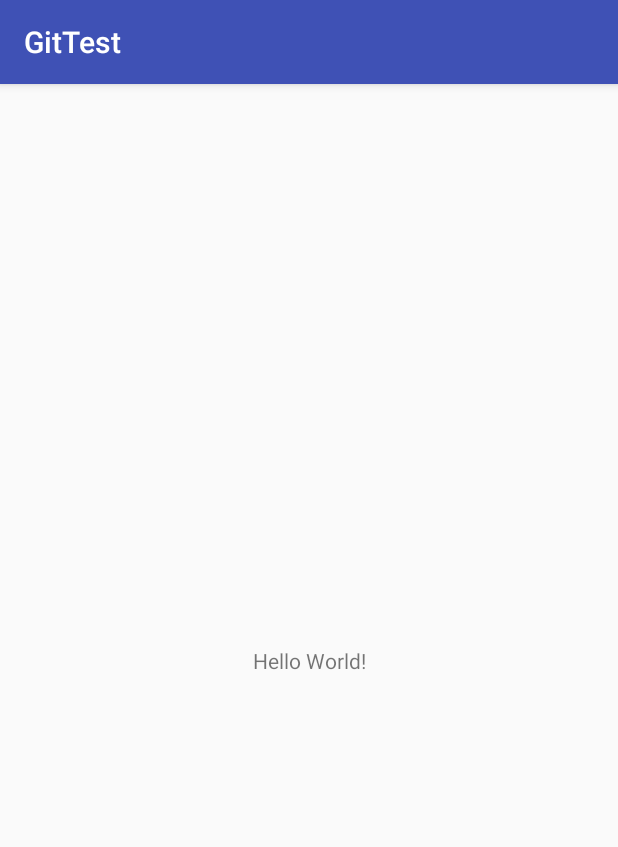
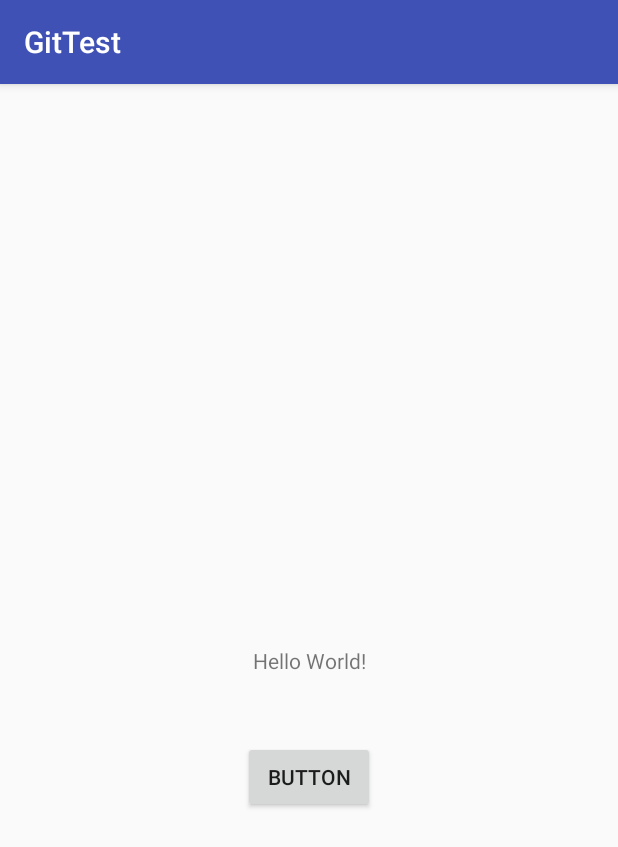
Before and after one commit to IbrahimZayed/GitTest, an Android app: the screen it shows after launch (MainActivity), on a phone screen of 412 x 824 dp. Shown: the top 847 px of the screen. Run offline under Robolectric (Android 15) with nearby library versions, the phone set to English and light mode, and no system bars.

Commit message:
added button

```diff
--- a/app/src/main/res/layout/activity_main.xml
+++ b/app/src/main/res/layout/activity_main.xml
@@ -7,6 +7,7 @@
     tools:context=".MainActivity">
 
     <TextView
+        android:id="@+id/textView"
         android:layout_width="wrap_content"
         android:layout_height="wrap_content"
         android:text="Hello World!"
@@ -15,4 +16,15 @@
         app:layout_constraintRight_toRightOf="parent"
         app:layout_constraintTop_toTopOf="parent" />
 
+    <Button
+        android:id="@+id/button"
+        android:layout_width="wrap_content"
+        android:layout_height="wrap_content"
+        android:layout_marginTop="44dp"
+        android:text="Button"
+        app:layout_constraintEnd_toEndOf="parent"
+        app:layout_constraintHorizontal_bias="0.5"
+        app:layout_constraintStart_toStartOf="parent"
+        app:layout_constraintTop_toBottomOf="@+id/textView" />
+
 </android.support.constraint.ConstraintLayout>
```
